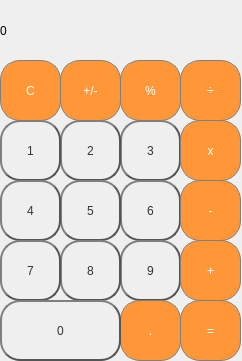
First picture: the form in Calculator/mainwindow.ui, repository Arsenic-ATG/Qt-calculator, before the edit.
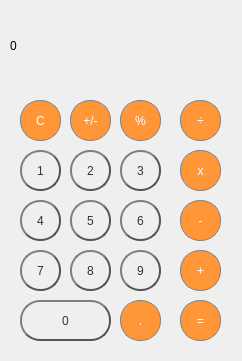
Second picture: the form after the edit.

```diff
--- a/Calculator/mainwindow.ui
+++ b/Calculator/mainwindow.ui
@@ -17,10 +17,10 @@
    <widget class="QLabel" name="label">
     <property name="geometry">
      <rect>
-      <x>0</x>
-      <y>0</y>
-      <width>241</width>
-      <height>61</height>
+      <x>10</x>
+      <y>20</y>
+      <width>211</width>
+      <height>51</height>
      </rect>
     </property>
     <property name="styleSheet">
@@ -42,10 +42,10 @@
    <widget class="QPushButton" name="pushButton_clear">
     <property name="geometry">
      <rect>
-      <x>0</x>
-      <y>60</y>
-      <width>61</width>
-      <height>61</height>
+      <x>20</x>
+      <y>100</y>
+      <width>41</width>
+      <height>41</height>
      </rect>
     </property>
     <property name="styleSheet">
@@ -83,10 +83,10 @@
    <widget class="QPushButton" name="pushButton_plusMinus">
     <property name="geometry">
      <rect>
-      <x>60</x>
-      <y>60</y>
-      <width>61</width>
-      <height>61</height>
+      <x>70</x>
+      <y>100</y>
+      <width>41</width>
+      <height>41</height>
      </rect>
     </property>
     <property name="styleSheet">
@@ -125,9 +125,9 @@
     <property name="geometry">
      <rect>
       <x>120</x>
-      <y>60</y>
-      <width>61</width>
-      <height>61</height>
+      <y>100</y>
+      <width>41</width>
+      <height>41</height>
      </rect>
     </property>
     <property name="styleSheet">
@@ -166,9 +166,9 @@
     <property name="geometry">
      <rect>
       <x>180</x>
-      <y>60</y>
-      <width>61</width>
-      <height>61</height>
+      <y>100</y>
+      <width>41</width>
+      <height>41</height>
      </rect>
     </property>
     <property name="styleSheet">
@@ -207,9 +207,9 @@
     <property name="geometry">
      <rect>
       <x>120</x>
-      <y>120</y>
-      <width>61</width>
-      <height>61</height>
+      <y>150</y>
+      <width>41</width>
+      <height>41</height>
      </rect>
     </property>
     <property name="styleSheet">
@@ -247,10 +247,10 @@
    <widget class="QPushButton" name="pushButton_2">
     <property name="geometry">
      <rect>
-      <x>60</x>
-      <y>120</y>
-      <width>61</width>
-      <height>61</height>
+      <x>70</x>
+      <y>150</y>
+      <width>41</width>
+      <height>41</height>
      </rect>
     </property>
     <property name="styleSheet">
@@ -289,9 +289,9 @@
     <property name="geometry">
      <rect>
       <x>180</x>
-      <y>120</y>
-      <width>61</width>
-      <height>61</height>
+      <y>150</y>
+      <width>41</width>
+      <height>41</height>
      </rect>
     </property>
     <property name="styleSheet">
@@ -329,10 +329,10 @@
    <widget class="QPushButton" name="pushButton_1">
     <property name="geometry">
      <rect>
-      <x>0</x>
-      <y>120</y>
-      <width>61</width>
-      <height>61</height>
+      <x>20</x>
+      <y>150</y>
+      <width>41</width>
+      <height>41</height>
      </rect>
     </property>
     <property name="styleSheet">
@@ -371,9 +371,9 @@
     <property name="geometry">
      <rect>
       <x>120</x>
-      <y>180</y>
-      <width>61</width>
-      <height>61</height>
+      <y>200</y>
+      <width>41</width>
+      <height>41</height>
      </rect>
     </property>
     <property name="styleSheet">
@@ -412,10 +412,10 @@
    <widget class="QPushButton" name="pushButton_5">
     <property name="geometry">
      <rect>
-      <x>60</x>
-      <y>180</y>
-      <width>61</width>
-      <height>61</height>
+      <x>70</x>
+      <y>200</y>
+      <width>41</width>
+      <height>41</height>
      </rect>
     </property>
     <property name="styleSheet">
@@ -454,9 +454,9 @@
     <property name="geometry">
      <rect>
       <x>180</x>
-      <y>180</y>
-      <width>61</width>
-      <height>61</height>
+      <y>200</y>
+      <width>41</width>
+      <height>41</height>
      </rect>
     </property>
     <property name="styleSheet">
@@ -494,10 +494,10 @@
    <widget class="QPushButton" name="pushButton_4">
     <property name="geometry">
      <rect>
-      <x>0</x>
-      <y>180</y>
-      <width>61</width>
-      <height>61</height>
+      <x>20</x>
+      <y>200</y>
+      <width>41</width>
+      <height>41</height>
      </rect>
     </property>
     <property name="styleSheet">
@@ -536,9 +536,9 @@
     <property name="geometry">
      <rect>
       <x>120</x>
-      <y>240</y>
-      <width>61</width>
-      <height>61</height>
+      <y>250</y>
+      <width>41</width>
+      <height>41</height>
      </rect>
     </property>
     <property name="styleSheet">
@@ -577,10 +577,10 @@
    <widget class="QPushButton" name="pushButton_8">
     <property name="geometry">
      <rect>
-      <x>60</x>
-      <y>240</y>
-      <width>61</width>
-      <height>61</height>
+      <x>70</x>
+      <y>250</y>
+      <width>41</width>
+      <height>41</height>
      </rect>
     </property>
     <property name="styleSheet">
@@ -619,9 +619,9 @@
     <property name="geometry">
      <rect>
       <x>180</x>
-      <y>240</y>
-      <width>61</width>
-      <height>61</height>
+      <y>250</y>
+      <width>41</width>
+      <height>41</height>
      </rect>
     </property>
     <property name="styleSheet">
@@ -659,10 +659,10 @@
    <widget class="QPushButton" name="pushButton_7">
     <property name="geometry">
      <rect>
-      <x>0</x>
-      <y>240</y>
-      <width>61</width>
-      <height>61</height>
+      <x>20</x>
+      <y>250</y>
+      <width>41</width>
+      <height>41</height>
      </rect>
     </property>
     <property name="styleSheet">
@@ -702,8 +702,8 @@
      <rect>
       <x>120</x>
       <y>300</y>
-      <width>61</width>
-      <height>61</height>
+      <width>41</width>
+      <height>41</height>
      </rect>
     </property>
     <property name="styleSheet">
@@ -741,10 +741,10 @@
    <widget class="QPushButton" name="pushButton_0">
     <property name="geometry">
      <rect>
-      <x>0</x>
+      <x>20</x>
       <y>300</y>
-      <width>121</width>
-      <height>61</height>
+      <width>91</width>
+      <height>41</height>
      </rect>
     </property>
     <property name="styleSheet">
@@ -784,8 +784,8 @@
      <rect>
       <x>180</x>
       <y>300</y>
-      <width>61</width>
-      <height>61</height>
+      <width>41</width>
+      <height>41</height>
      </rect>
     </property>
     <property name="styleSheet">
```
